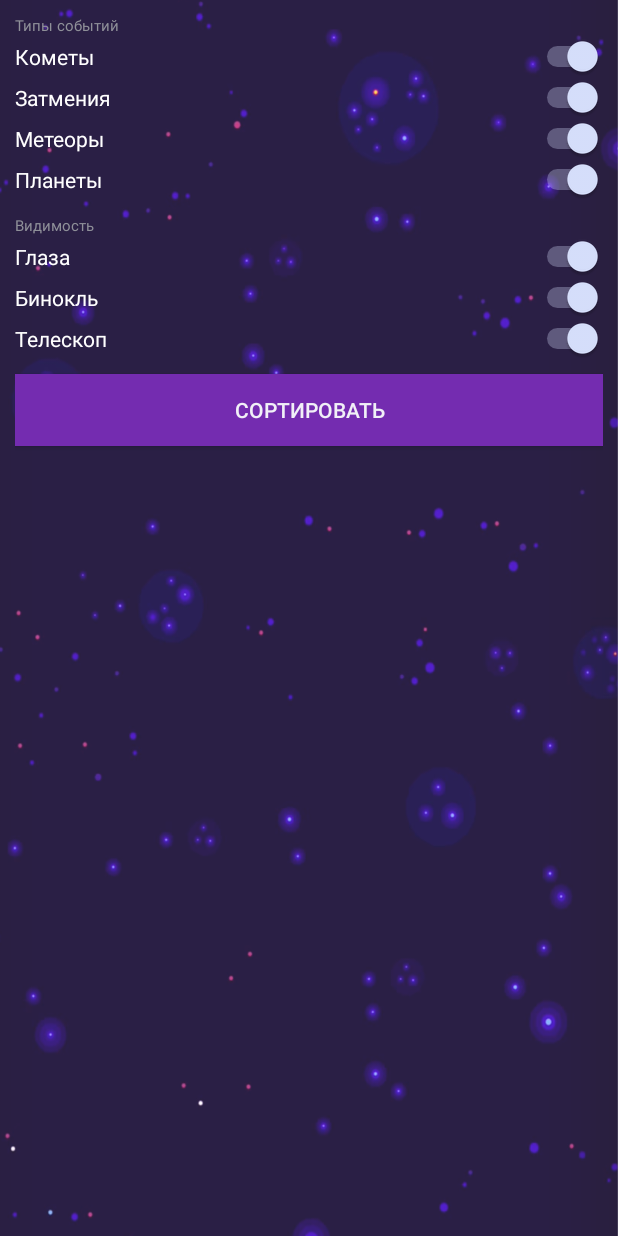
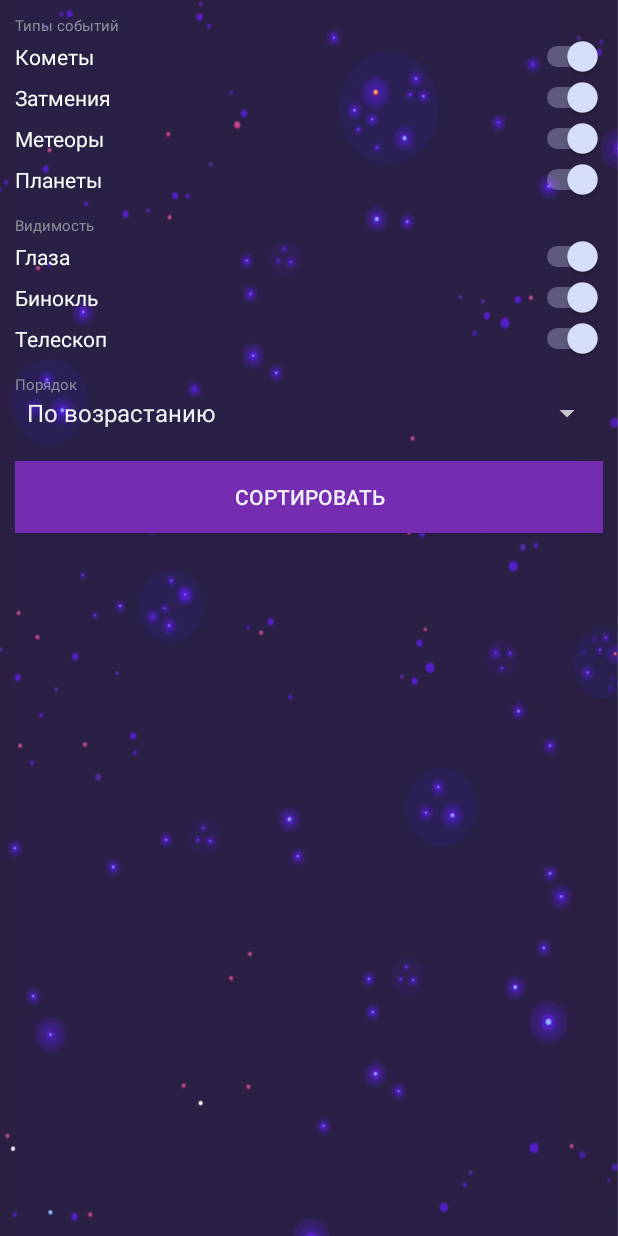
Before and after one commit to ekostenkodev/CosmoTracker, an Android app: the SortActivity screen opened directly, with no data from a screen before it, on a phone screen of 412 x 824 dp. Run offline under Robolectric (Android 15) with nearby library versions, the phone set to English and light mode, and no system bars.

Commit message:
alpha 1.2

```diff
--- a/app/src/main/AndroidManifest.xml
+++ b/app/src/main/AndroidManifest.xml
@@ -9,15 +9,15 @@
         android:roundIcon="@mipmap/ic_launcher_round"
         android:supportsRtl="true"
         android:theme="@style/Theme.AppCompat.NoActionBar">
-        <activity android:name=".MainActivity">
+        <activity android:name="activities.MainActivity">
             <intent-filter>
                 <action android:name="android.intent.action.MAIN" />
 
                 <category android:name="android.intent.category.LAUNCHER" />
             </intent-filter>
         </activity>
-        <activity android:name=".InfoActivity" />
-        <activity android:name=".SortActivity"></activity>
+        <activity android:name="activities.InfoActivity" />
+        <activity android:name="activities.SortActivity"></activity>
     </application>
 
 </manifest>
--- /dev/null
+++ b/app/src/main/java/activities/SortActivity.java
@@ -0,0 +1,77 @@
+package activities;
+
+import android.app.Activity;
+import android.support.v7.app.AppCompatActivity;
+import android.os.Bundle;
+import android.view.View;
+import android.widget.Spinner;
+import android.widget.Switch;
+
+import com.example.cosmotracker.QueryConstructor;
+import com.example.cosmotracker.R;
+import com.example.cosmotracker.SharedPreferences;
+import com.example.cosmotracker.SortSettings;
+
+
+public class SortActivity extends AppCompatActivity {
+
+
+
+    @Override
+    protected void onCreate(Bundle savedInstanceState) {
+        super.onCreate(savedInstanceState);
+        setContentView(R.layout.activity_sort);
+
+        setSavedSortSettings();
+
+    }
+
+    public void setSavedSortSettings(){
+
+
+        SortSettings sortList = SharedPreferences.getSavedSortPreferences(this);
+
+        Switch[] typeSwitch = new Switch[]{
+                findViewById(R.id.sort_comets),
+                findViewById(R.id.sort_eclipses),
+                findViewById(R.id.sort_events),
+                findViewById(R.id.sort_planets)};
+
+        Switch[] visSwitch = new Switch[]{
+                findViewById(R.id.sort_eyes),
+                findViewById(R.id.sort_binoculars),
+                findViewById(R.id.sort_telescope)};
+
+        Spinner[] orderSpinner = new Spinner[] {findViewById(R.id.sort_order)};
+
+        boolean[] savedType = sortList.getValue(SortSettings.sortSwitchers.type);
+        for (int i = 0; i < typeSwitch.length; i++)
+            typeSwitch[i].setChecked(savedType[i]);
+
+        boolean[] savedVis = sortList.getValue(SortSettings.sortSwitchers.vis);
+        for (int i = 0; i < savedVis.length; i++)
+            visSwitch[i].setChecked(savedVis[i]);
+
+        boolean[] savedOrder = sortList.getValue(SortSettings.sortSwitchers.order);
+        for (int i = 0; i < savedOrder.length; i++)
+            orderSpinner[i].setSelection(savedOrder[i]?0:1); // отпратительно
+
+
+
+
+    }
+
+
+    public void onSortClick(View view){
+
+        View rootView = ((Activity)this).getWindow().getDecorView().findViewById(android.R.id.content);
+
+        SortSettings sortSettings = new SortSettings(rootView);
+
+        SharedPreferences.saveSavedSortPreferences(this, sortSettings);
+
+        QueryConstructor._isChanged = true;
+
+        finish();
+    }
+}
--- /dev/null
+++ b/app/src/main/java/com/example/cosmotracker/SharedPreferences.java
@@ -0,0 +1,60 @@
+package com.example.cosmotracker;
+
+import android.content.Context;
+import android.view.View;
+import android.widget.Spinner;
+import android.widget.Switch;
+
+
+public class SharedPreferences {
+    static String[] Types = {"comets", "eclipses", "events", "planets"};
+    static String[]  Vis = {"eyes", "binoculars", "telescope"};
+    static String[] Order = {"order"};
+
+    public static SortSettings getSavedSortPreferences(Context context){
+
+        android.content.SharedPreferences sortSettings = context.getSharedPreferences("sortSettings", context.MODE_PRIVATE);
+
+        boolean[] type = new boolean[Types.length];
+        boolean[] vis = new boolean[Vis.length];
+        boolean[] order = new boolean[Order.length];
+
+        for (int i = 0; i < Types.length; i++)
+            type[i] = sortSettings.getBoolean(Types[i], true);
+
+        for (int i = 0; i < Vis.length; i++)
+            vis[i] = sortSettings.getBoolean(Vis[i], true);
+
+        for (int i = 0; i < Order.length; i++)
+            order[i] = sortSettings.getBoolean(Order[i], true);
+
+        return new SortSettings(type,vis,order);
+    }
+
+
+
+    public static void saveSavedSortPreferences(Context context, SortSettings sortSettings){
+
+        android.content.SharedPreferences savedDortSettings =context.getSharedPreferences("sortSettings", context.MODE_PRIVATE);
+        android.content.SharedPreferences.Editor editor = savedDortSettings.edit();
+
+        boolean[] typeSettings = sortSettings.getValue(SortSettings.sortSwitchers.type);
+        for (int i = 0; i < typeSettings.length; i++)
+            editor.putBoolean(Types[i], typeSettings[i]);
+
+        boolean[] visSettings = sortSettings.getValue(SortSettings.sortSwitchers.vis);
+        for (int i = 0; i < visSettings.length; i++)
+            editor.putBoolean(Vis[i], visSettings[i]);
+
+        boolean[] orderSettings = sortSettings.getValue(SortSettings.sortSwitchers.order);
+        for (int i = 0; i < orderSettings.length; i++)
+            editor.putBoolean(Order[i], orderSettings[i]);
+
+        editor.commit();
+
+    }
+
+
+
+
+}
--- a/app/src/main/java/com/example/cosmotracker/SortActivity.java
+++ /dev/null
@@ -1,54 +0,0 @@
-package com.example.cosmotracker;
-
-import android.annotation.SuppressLint;
-import android.content.Context;
-import android.content.SharedPreferences;
-import android.support.v7.app.AppCompatActivity;
-import android.os.Bundle;
-import android.util.Log;
-import android.view.View;
-import android.widget.Button;
-import android.widget.Switch;
-
-import java.util.ArrayList;
-
-
-public class SortActivity extends AppCompatActivity {
-
-
-    private Switch[][] switchers = new Switch[2][];
-
-    @Override
-    protected void onCreate(Bundle savedInstanceState) {
-        super.onCreate(savedInstanceState);
-        setContentView(R.layout.activity_sort);
-
-        setSwitchers();
-        SortSharedPreferences.setSavedSwitchers(this,switchers);
-
-    }
-
-    public void setSwitchers(){
-
-        switchers[0] = new Switch[]{
-                findViewById(R.id.sort_comets),
-                findViewById(R.id.sort_eclipses),
-                findViewById(R.id.sort_events),
-                findViewById(R.id.sort_planets)};
-
-        switchers[1] = new Switch[]{
-                findViewById(R.id.sort_eyes),
-                findViewById(R.id.sort_binoculars),
-                findViewById(R.id.sort_telescope)};
-    }
-
-
-
-
-    public void onSortClick(View view){
-
-        SortSharedPreferences.saveSharedSwitchers(this, switchers);
-
-        finish();
-    }
-}
--- /dev/null
+++ b/app/src/main/java/com/example/cosmotracker/SortSettings.java
@@ -0,0 +1,57 @@
+package com.example.cosmotracker;
+
+import android.content.Context;
+import android.view.View;
+import android.widget.Spinner;
+import android.widget.Switch;
+
+public class SortSettings {
+
+    public enum sortSwitchers{ type, vis , order};
+
+    private boolean[] type = new boolean[4];
+    private boolean[] vis = new boolean[3];
+    private boolean[] order = new boolean[1];
+
+    public SortSettings(boolean[] type, boolean[] vis, boolean[] order){
+        this.type = type;
+        this.vis = vis;
+        this.order = order;
+    }
+
+    public SortSettings(View view){
+        Switch[] typeSwitch = new Switch[]{
+                view.findViewById(R.id.sort_comets),
+                view.findViewById(R.id.sort_eclipses),
+                view.findViewById(R.id.sort_events),
+                view.findViewById(R.id.sort_planets)};
+
+        Switch[] visSwitch = new Switch[]{
+                view.findViewById(R.id.sort_eyes),
+                view.findViewById(R.id.sort_binoculars),
+                view.findViewById(R.id.sort_telescope)};
+
+        for (int i = 0; i < typeSwitch.length; i++)
+            type[i] = typeSwitch[i].isChecked();
+
+        for (int i = 0; i < visSwitch.length; i++)
+            vis[i] = visSwitch[i].isChecked();
+
+        order[0] = ((Spinner)view.findViewById(R.id.sort_order)).getSelectedItemPosition()==0?true:false;// todo отвратительно
+    }
+
+    public boolean[] getValue(sortSwitchers sortType){
+
+        switch (sortType) {
+            case type:
+                return type;
+            case vis:
+                return vis;
+            case order:
+                return order;
+        }
+
+        return null;
+    }
+
+}
--- a/app/src/main/java/com/example/cosmotracker/SortSharedPreferences.java
+++ /dev/null
@@ -1,74 +0,0 @@
-package com.example.cosmotracker;
-
-import android.content.Context;
-import android.content.SharedPreferences;
-import android.util.Log;
-import android.view.View;
-import android.widget.Switch;
-
-
-public class SortSharedPreferences {
-
-    public static boolean[][] getSavedSortPreferences(Context context){
-
-        boolean[][] sortList = {new boolean[4], new boolean[3]};
-        sortList[0] = new boolean[4];
-        sortList[1] = new boolean[3];
-
-        SharedPreferences sortSettings = context.getSharedPreferences("sortSettings", context.MODE_PRIVATE);
-
-        sortList[0][0] = sortSettings.getBoolean("comets", true);
-        sortList[0][1] = sortSettings.getBoolean("eclipses", true);
-        sortList[0][2] = sortSettings.getBoolean("events", true);
-        sortList[0][3] = sortSettings.getBoolean("planets", true);
-
-        sortList[1][0] = sortSettings.getBoolean("eyes", true);
-        sortList[1][1] = sortSettings.getBoolean("binoculars", true);
-        sortList[1][2] = sortSettings.getBoolean("telescope", true);
-
-        return sortList;
-    }
-
-
-
-    public static void saveSharedSwitchers(Context context, Switch[][] switchers){
-
-        SharedPreferences sortSettings =context.getSharedPreferences("sortSettings", context.MODE_PRIVATE);
-        SharedPreferences.Editor editor = sortSettings.edit();
-
-        editor.putBoolean("comets",switchers[0][0].isChecked());
-        editor.putBoolean("eclipses",switchers[0][1].isChecked());
-        editor.putBoolean("events",switchers[0][2].isChecked());
-        editor.putBoolean("planets",switchers[0][3].isChecked());
-
-        editor.putBoolean("eyes",switchers[1][0].isChecked());
-        editor.putBoolean("binoculars",switchers[1][1].isChecked());
-        editor.putBoolean("telescope",switchers[1][2].isChecked());
-
-        editor.commit();
-
-    }
-
-    public static void setSavedSwitchers(Context context, Switch[][] switchers){
-
-
-        boolean[][] sortList = SortSharedPreferences.getSavedSortPreferences(context);
-
-        for (int i = 0; i < switchers.length; i++)
-            for (int j = 0; j < switchers[i].length; j++)
-                switchers[i][j].setChecked(sortList[i][j]);
-        /*
-
-        switchers[0][0].setChecked(sortList[0][0]);
-        switchers[0][1].setChecked(sortList[0][1]);
-        switchers[0][2].setChecked(sortList[0][2]);
-        switchers[0][3].setChecked(sortList[0][3]);
-
-        switchers[1][0].setChecked(sortList[1][0]);
-        switchers[1][1].setChecked(sortList[1][1]);
-        switchers[1][2].setChecked(sortList[1][2]);
-
-        */
-
-    }
-}
--- a/app/src/main/res/layout/activity_sort.xml
+++ b/app/src/main/res/layout/activity_sort.xml
@@ -66,11 +66,25 @@
         android:layout_height="wrap_content"
         android:text="Телескоп" />
 
+    <TextView
+        android:id="@+id/sort_text_asc"
+        android:layout_width="match_parent"
+        android:layout_height="wrap_content"
+        android:layout_marginTop="10dp"
+        android:text="Порядок"
+        android:textSize="10sp" />
+
+    <Spinner
+        android:id="@+id/sort_order"
+        android:layout_width="match_parent"
+        android:layout_height="wrap_content"
+        android:entries="@array/cosmoSort" />
+
     <Button
         android:id="@+id/sort_button"
         android:layout_width="match_parent"
         android:layout_height="wrap_content"
-        android:layout_marginTop="10dp"
+        android:layout_marginTop="20dp"
         android:background="@color/colorAccent"
         android:onClick="onSortClick"
         android:text="сортировать" />
--- a/app/src/main/res/values/strings.xml
+++ b/app/src/main/res/values/strings.xml
@@ -1,3 +1,8 @@
 <resources>
     <string name="app_name">CosmoTracker</string>
+
+    <string-array name="cosmoSort">
+        <item>По возрастанию</item>
+        <item>По убыванию</item>
+    </string-array>
 </resources>
```
Also changed, not shown: app/src/main/java/activities/InfoActivity.java (renamed from app/src/main/java/com/example/cosmotracker/InfoActivity.java, +6 -1 lines), app/src/main/java/activities/MainActivity.java (renamed from app/src/main/java/com/example/cosmotracker/MainActivity.java, +13 -11 lines), app/src/main/java/adapter/CosmoAdapter.java (renamed from app/src/main/java/com/example/cosmotracker/CosmoAdapter.java, +6 -1 lines), app/src/main/java/com/example/cosmotracker/DatabaseHelper.java (+4 -61 lines), app/src/main/java/com/example/cosmotracker/QueryConstructor.java (+30 -13 lines), app/src/main/java/pojo/CosmoObject.java (+1 -8 lines).
